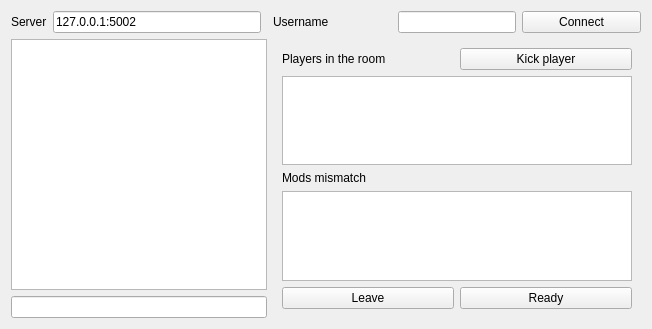
Above: launcher/lobby/lobby_moc.ui from vcmi/vcmi before the change. Below: the same form after it.
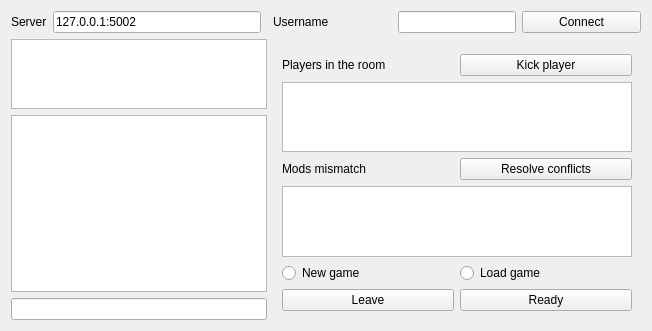
That is the form after the change. The open tabs and pages were chosen to show the change.

Patch:
```diff
--- a/launcher/lobby/lobby_moc.ui
+++ b/launcher/lobby/lobby_moc.ui
@@ -7,7 +7,7 @@
     <x>0</x>
     <y>0</y>
     <width>652</width>
-    <height>329</height>
+    <height>331</height>
    </rect>
   </property>
   <property name="windowTitle">
@@ -30,9 +30,6 @@
      </property>
     </widget>
    </item>
-   <item row="3" column="0" colspan="3">
-    <widget class="QLineEdit" name="messageEdit"/>
-   </item>
    <item row="0" column="3">
     <widget class="QLabel" name="label_4">
      <property name="sizePolicy">
@@ -56,13 +53,6 @@
      </property>
     </widget>
    </item>
-   <item row="2" column="0" colspan="3">
-    <widget class="QPlainTextEdit" name="chat">
-     <property name="readOnly">
-      <bool>true</bool>
-     </property>
-    </widget>
-   </item>
    <item row="0" column="0">
     <widget class="QLabel" name="label">
      <property name="text">
@@ -147,10 +137,37 @@
      </widget>
      <widget class="QWidget" name="roomPage">
       <layout class="QGridLayout" name="gridLayout_3">
-       <item row="5" column="1">
-        <widget class="QPushButton" name="buttonReady">
+       <item row="1" column="1">
+        <widget class="QPushButton" name="kickButton">
          <property name="text">
-          <string>Ready</string>
+          <string>Kick player</string>
+         </property>
+        </widget>
+       </item>
+       <item row="2" column="0" colspan="2">
+        <widget class="QListWidget" name="playersList">
+         <property name="editTriggers">
+          <set>QAbstractItemView::NoEditTriggers</set>
+         </property>
+         <property name="selectionMode">
+          <enum>QAbstractItemView::SingleSelection</enum>
+         </property>
+         <property name="selectionBehavior">
+          <enum>QAbstractItemView::SelectRows</enum>
+         </property>
+        </widget>
+       </item>
+       <item row="1" column="0">
+        <widget class="QLabel" name="label_3">
+         <property name="text">
+          <string>Players in the room</string>
+         </property>
+        </widget>
+       </item>
+       <item row="6" column="0">
+        <widget class="QPushButton" name="buttonLeave">
+         <property name="text">
+          <string>Leave</string>
          </property>
         </widget>
        </item>
@@ -161,13 +178,6 @@
          </property>
         </widget>
        </item>
-       <item row="5" column="0">
-        <widget class="QPushButton" name="buttonLeave">
-         <property name="text">
-          <string>Leave</string>
-         </property>
-        </widget>
-       </item>
        <item row="4" column="0" colspan="2">
         <widget class="QListWidget" name="modsList">
          <property name="editTriggers">
@@ -178,37 +188,75 @@
          </property>
         </widget>
        </item>
-       <item row="2" column="0" colspan="2">
-        <widget class="QListWidget" name="playersList">
-         <property name="editTriggers">
-          <set>QAbstractItemView::NoEditTriggers</set>
+       <item row="6" column="1">
+        <widget class="QPushButton" name="buttonReady">
+         <property name="text">
+          <string>Ready</string>
          </property>
-         <property name="selectionMode">
-          <enum>QAbstractItemView::SingleSelection</enum>
-         </property>
-         <property name="selectionBehavior">
-          <enum>QAbstractItemView::SelectRows</enum>
-         </property>
         </widget>
        </item>
-       <item row="1" column="1">
-        <widget class="QPushButton" name="kickButton">
+       <item row="3" column="1">
+        <widget class="QPushButton" name="buttonResolve">
          <property name="text">
-          <string>Kick player</string>
+          <string>Resolve conflicts</string>
          </property>
         </widget>
        </item>
-       <item row="1" column="0">
-        <widget class="QLabel" name="label_3">
-         <property name="text">
-          <string>Players in the room</string>
+       <item row="5" column="0" colspan="2">
+        <layout class="QHBoxLayout" name="horizontalLayout_3">
+         <property name="bottomMargin">
+          <number>0</number>
          </property>
-        </widget>
+         <item>
+          <widget class="QRadioButton" name="optNewGame">
+           <property name="text">
+            <string>New game</string>
+           </property>
+          </widget>
+         </item>
+         <item>
+          <widget class="QRadioButton" name="optLoadGame">
+           <property name="text">
+            <string>Load game</string>
+           </property>
+          </widget>
+         </item>
+        </layout>
        </item>
       </layout>
      </widget>
     </widget>
    </item>
+   <item row="1" column="0" rowspan="3" colspan="3">
+    <layout class="QVBoxLayout" name="verticalLayout">
+     <property name="bottomMargin">
+      <number>0</number>
+     </property>
+     <item>
+      <widget class="QListWidget" name="listUsers">
+       <property name="sizePolicy">
+        <sizepolicy hsizetype="Expanding" vsizetype="Preferred">
+         <horstretch>0</horstretch>
+         <verstretch>120</verstretch>
+        </sizepolicy>
+       </property>
+       <property name="editTriggers">
+        <set>QAbstractItemView::NoEditTriggers</set>
+       </property>
+      </widget>
+     </item>
+     <item>
+      <widget class="QPlainTextEdit" name="chat">
+       <property name="readOnly">
+        <bool>true</bool>
+       </property>
+      </widget>
+     </item>
+     <item>
+      <widget class="QLineEdit" name="messageEdit"/>
+     </item>
+    </layout>
+   </item>
   </layout>
  </widget>
  <resources/>
```
